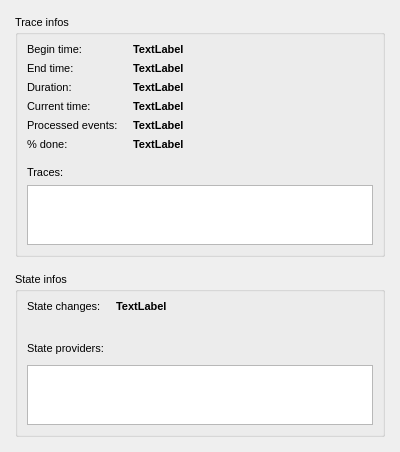
The window that src/qtibeeprogress/qtibeeprogress/dat/ui/main_wnd_progress.ui (simark/tigerbeetle) describes before a commit, drawn with Qt 5.
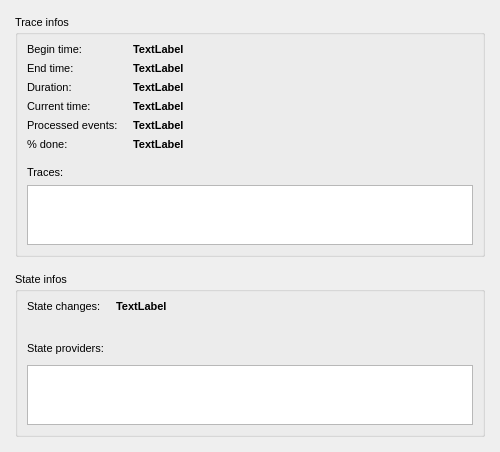
The same window after the commit.

```diff
--- a/src/qtibeeprogress/qtibeeprogress/dat/ui/main_wnd_progress.ui
+++ b/src/qtibeeprogress/qtibeeprogress/dat/ui/main_wnd_progress.ui
@@ -6,7 +6,7 @@
    <rect>
     <x>0</x>
     <y>0</y>
-    <width>400</width>
+    <width>500</width>
     <height>452</height>
    </rect>
   </property>
@@ -18,7 +18,7 @@
   </property>
   <property name="minimumSize">
    <size>
-    <width>400</width>
+    <width>500</width>
     <height>0</height>
    </size>
   </property>
```
